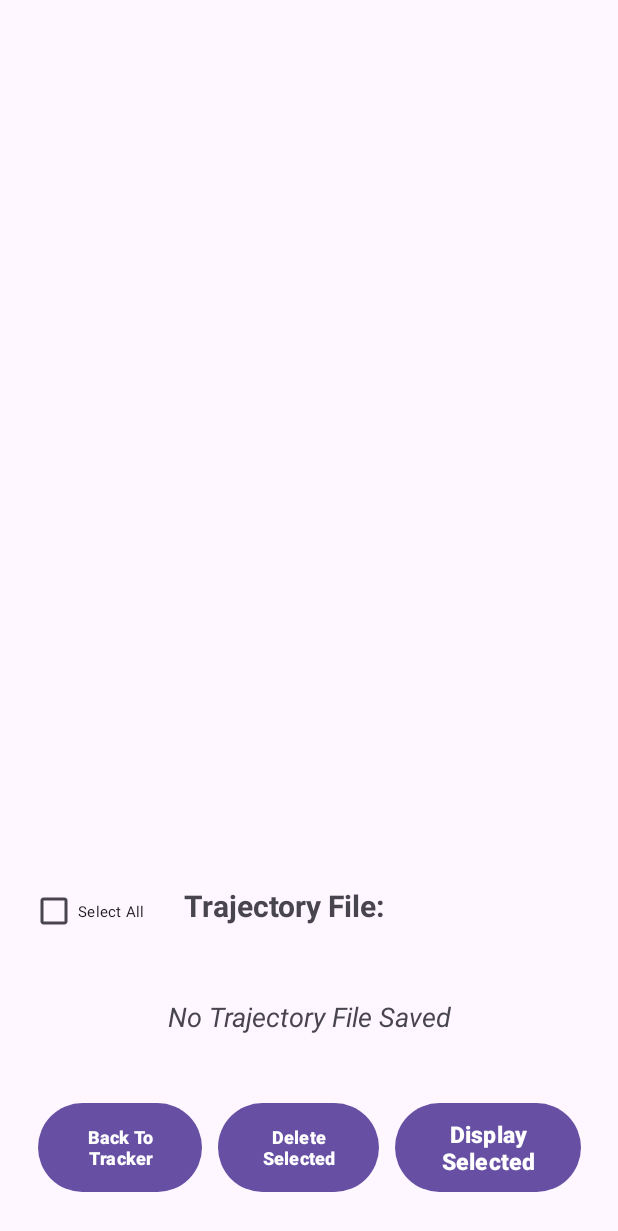
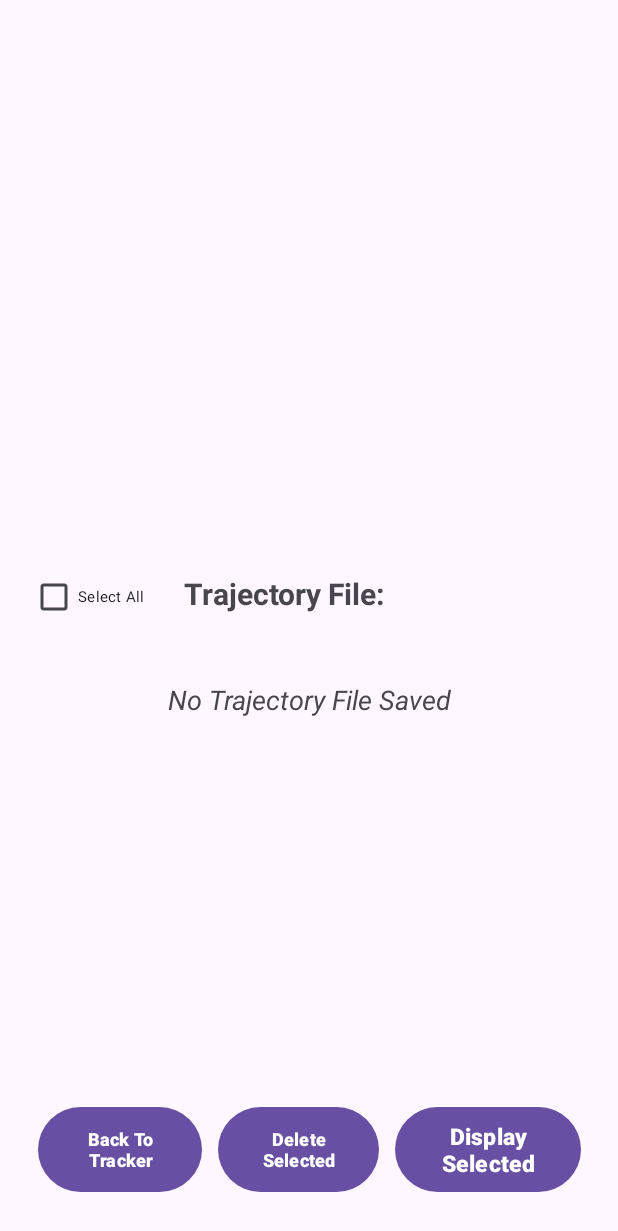
Before and after one commit to DRBondyaleJuez/LocationTrayectoryDrawing, an Android app: the layout saved_trajectories_visualizer.xml on its own in the app's theme, with its tools: preview values and no code run, on a phone screen of 412 x 824 dp. Shown: the top 1231 px of the screen. Run offline under Robolectric (Android 15) with nearby library versions, the phone set to English and light mode, and no system bars.

Commit message:
Fixed the height of the RecyclerView

```diff
--- a/app/src/main/res/layout/saved_trajectories_visualizer.xml
+++ b/app/src/main/res/layout/saved_trajectories_visualizer.xml
@@ -61,7 +61,8 @@
     <androidx.recyclerview.widget.RecyclerView
         android:id="@+id/trajectoryFilesRecyclerView"
         android:layout_width="match_parent"
-        android:layout_height="wrap_content"
+        android:layout_height="220dp"
+        android:scrollbars="vertical"
         android:layout_weight="0.01"
         app:layout_constraintBottom_toBottomOf="parent"
         app:layout_constraintEnd_toEndOf="parent"
```
